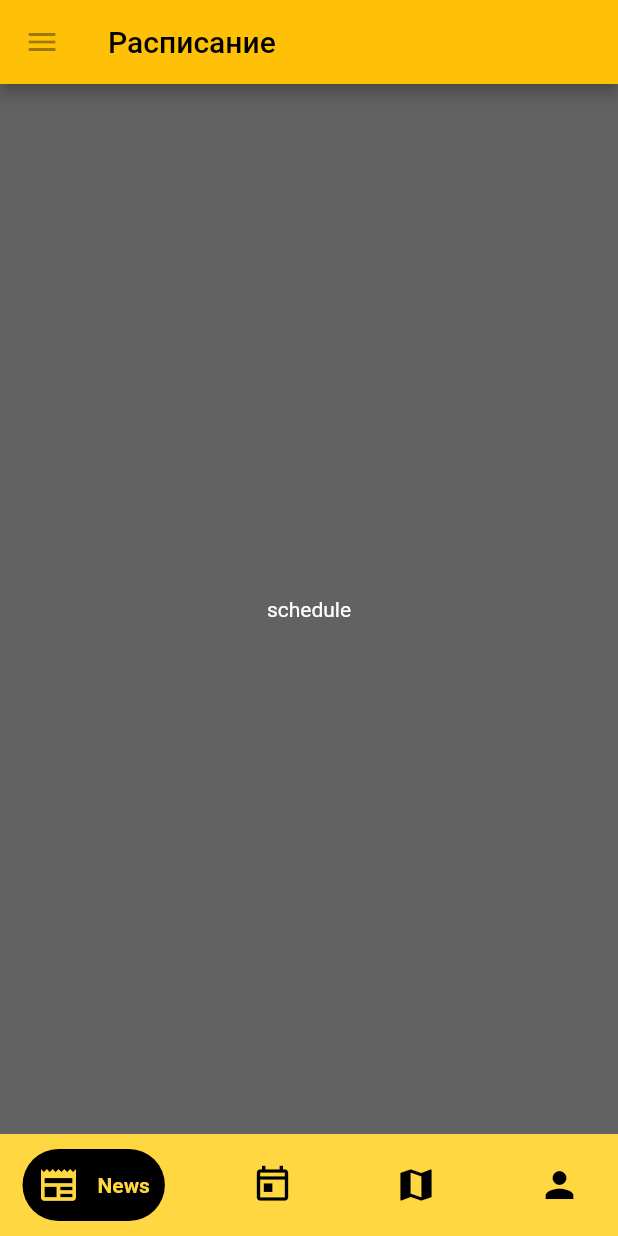
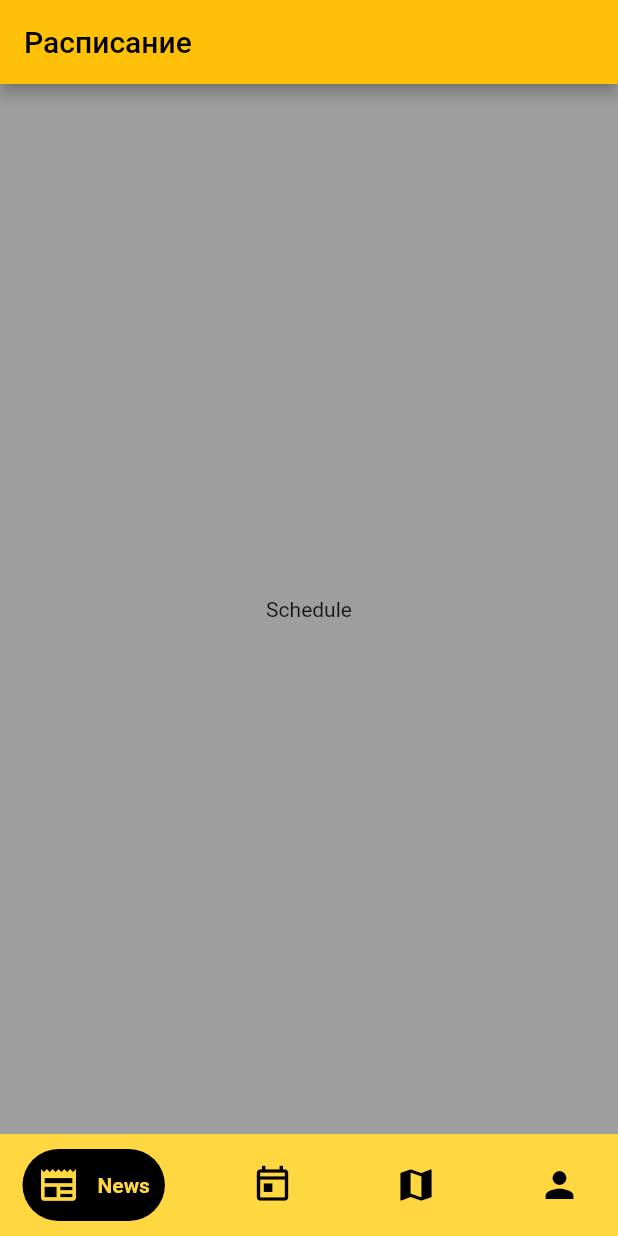
Before and after one commit to cpt-lecras/radik_project, a Flutter app: the screen it shows after launch, on a phone screen of 412 x 824 dp. Run offline on Flutter 3.47's test engine with Material 2 defaults, Android fonts, the phone set to English and light mode, and no system bars; drawn by our look-alikes of google_nav_bar.

Commit message:
No Scaffold on files One Appbar-Main-Scaffold

```diff
--- a/lib/main.dart
+++ b/lib/main.dart
@@ -36,6 +36,12 @@ class _HomePage extends State<HomePage> {
     Map(),
     Account(),
   ];
+  static const List<Text> TextOp = <Text>[
+    Text('Новости'),
+    Text('Расписание'),
+    Text('Карта'),
+    Text('Аккаунт')
+  ];
 
   void onItemTapped(int index) {
     setState(() {
@@ -46,6 +52,10 @@ class _HomePage extends State<HomePage> {
   @override
   Widget build(BuildContext context) {
     return Scaffold(
+      //appbar
+      appBar: AppBar(
+        title: TextOp.elementAt(selectedIndex),
+      ),
       backgroundColor: Colors.black38,
       body: Center(
         child: widgetOptions.elementAt(selectedIndex),
--- a/lib/schedule.dart
+++ b/lib/schedule.dart
@@ -10,19 +10,8 @@ class Schedule extends StatefulWidget{
 class _Schedule extends State<Schedule>{
   @override
   Widget build(BuildContext context){
-    return Scaffold(
-      backgroundColor: Colors.black38,
-      appBar: AppBar(
-        leading: const IconButton(
-          icon: Icon(Icons.menu),
-          //tooltip: 'Navigation menu',
-          onPressed: null,
-        ),
-        title: const Text('Расписание'),
-      ),
-      body: const Center(
-        child: Text('schedule', style: TextStyle(color: Colors.white)),
-      ),
+    return Center(
+      child: Text('Schedule'),
     );
   }
 }
```
Also changed, not shown: lib/map.dart (+2 -13 lines), lib/news.dart (+2 -13 lines), lib/profile.dart (+2 -13 lines).
